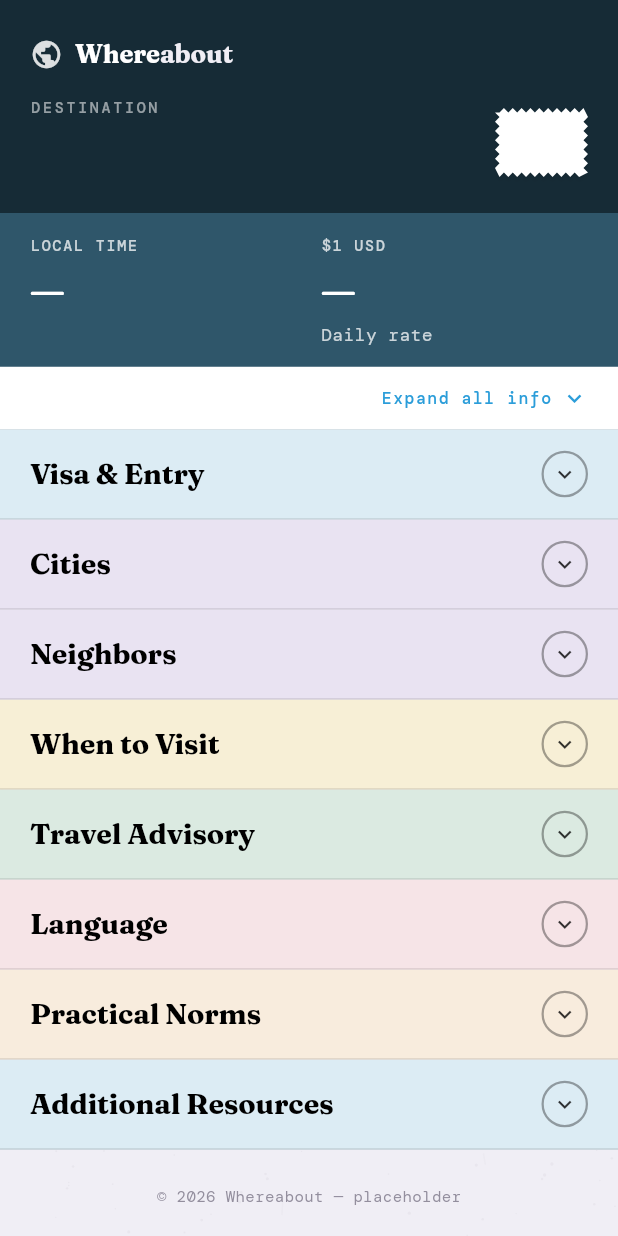
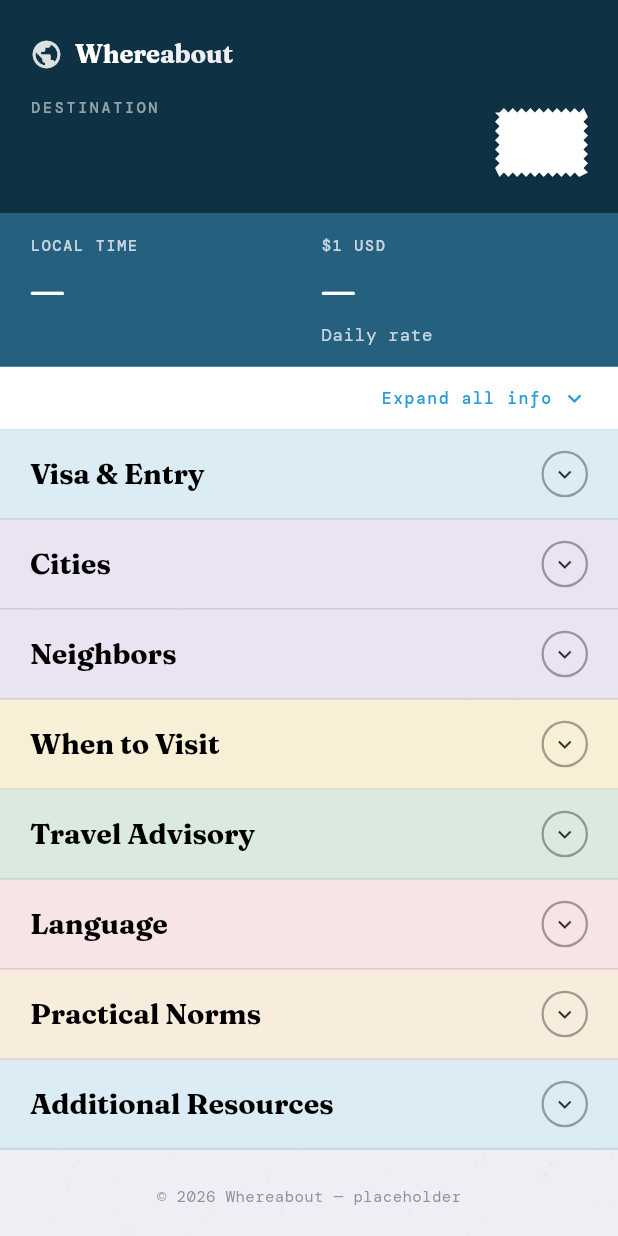
Before and after one commit to colleenkhm/around-the-word, a Flutter app: the CountryHeaderPreviewScreen screen opened directly with empty values, on a phone screen of 412 x 824 dp. Run offline on Flutter 3.47's test engine with Material 3 defaults, Android fonts, the phone set to English and light mode, and no system bars; our stand-ins replace flutter_dotenv, palette_generator, supabase_flutter, timezone; accounts and stored records are empty; network calls fail.

Commit message:
update destination header hues

```diff
--- a/lib/theme/section_palette.dart
+++ b/lib/theme/section_palette.dart
@@ -95,16 +95,19 @@ class SectionPalette {
         .toColor();
   }
 
-  // Dark, fixed-saturation version for the masthead.
+  // Dark, fixed-saturation version for the masthead. Saturation kept high
+  // even though it's dark — a dark *and* desaturated red reads as brown,
+  // not red. See design-preferences.md.
   static Color _deepen(Color color) {
     final hue = HSLColor.fromColor(color).hue;
-    return HSLColor.fromAHSL(1.0, hue, 0.42, 0.15).toColor();
+    return HSLColor.fromAHSL(1.0, hue, 0.65, 0.16).toColor();
   }
 
-  // Medium-dark version for the ticket stub.
+  // Medium-dark version for the ticket stub. Same brown-vs-hue reasoning
+  // as _deepen, one step lighter.
   static Color _midtone(Color color) {
     final hue = HSLColor.fromColor(color).hue;
-    return HSLColor.fromAHSL(1.0, hue, 0.38, 0.30).toColor();
+    return HSLColor.fromAHSL(1.0, hue, 0.55, 0.32).toColor();
   }
 
   /// Loading-state/extraction-failure fallback.
```
Also changed, not shown: lib/utils/flag_palette.dart (+20 -1 lines).
